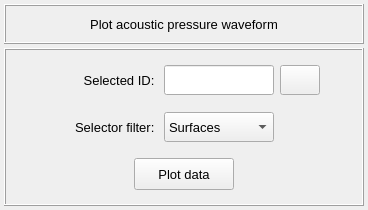
This is vibra/interface/data/ui_files/plots/acoustic/acoustic_pressure_waveform_2d_plot_inputs.ui in MOPT-UFSC/VIBRA as Qt 5 draws it before an edit. The edited form follows.
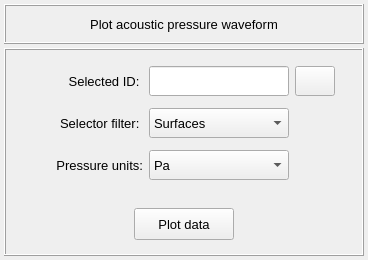
This is the edited form. Icons and pictures are not drawn.

Commit message: Add controls for pressure units and rename some PlotSetup classes

Patch:
```diff
--- a/vibra/interface/data/ui_files/plots/acoustic/acoustic_pressure_waveform_2d_plot_inputs.ui
+++ b/vibra/interface/data/ui_files/plots/acoustic/acoustic_pressure_waveform_2d_plot_inputs.ui
@@ -7,7 +7,7 @@
     <x>0</x>
     <y>0</y>
     <width>368</width>
-    <height>210</height>
+    <height>260</height>
    </rect>
   </property>
   <property name="minimumSize">
@@ -19,7 +19,7 @@
   <property name="maximumSize">
    <size>
     <width>16777215</width>
-    <height>210</height>
+    <height>260</height>
    </size>
   </property>
   <property name="windowTitle">
@@ -152,6 +152,75 @@
       <property name="spacing">
        <number>4</number>
       </property>
+      <item row="1" column="0">
+       <widget class="QFrame" name="frame_3">
+        <property name="minimumSize">
+         <size>
+          <width>0</width>
+          <height>52</height>
+         </size>
+        </property>
+        <property name="maximumSize">
+         <size>
+          <width>16777215</width>
+          <height>52</height>
+         </size>
+        </property>
+        <property name="frameShape">
+         <enum>QFrame::Shape::NoFrame</enum>
+        </property>
+        <property name="frameShadow">
+         <enum>QFrame::Shadow::Raised</enum>
+        </property>
+        <layout class="QGridLayout" name="gridLayout_47">
+         <property name="leftMargin">
+          <number>2</number>
+         </property>
+         <property name="topMargin">
+          <number>2</number>
+         </property>
+         <property name="rightMargin">
+          <number>2</number>
+         </property>
+         <property name="bottomMargin">
+          <number>2</number>
+         </property>
+         <property name="spacing">
+          <number>2</number>
+         </property>
+         <item row="0" column="0">
+          <widget class="QPushButton" name="pushButton_plot_data">
+           <property name="minimumSize">
+            <size>
+             <width>100</width>
+             <height>32</height>
+            </size>
+           </property>
+           <property name="maximumSize">
+            <size>
+             <width>100</width>
+             <height>32</height>
+            </size>
+           </property>
+           <property name="font">
+            <font>
+             <pointsize>10</pointsize>
+            </font>
+           </property>
+           <property name="styleSheet">
+            <string notr="true"/>
+           </property>
+           <property name="text">
+            <string>Plot data</string>
+           </property>
+           <property name="flat">
+            <bool>false</bool>
+           </property>
+          </widget>
+         </item>
+        </layout>
+       </widget>
+      </item>
       <item row="0" column="0">
        <widget class="QFrame" name="frame_4">
         <property name="minimumSize">
@@ -163,7 +232,7 @@
         <property name="maximumSize">
          <size>
           <width>16777215</width>
-          <height>52</height>
+          <height>16777215</height>
          </size>
         </property>
         <property name="frameShape">
@@ -191,66 +260,6 @@
          <property name="verticalSpacing">
           <number>2</number>
          </property>
-         <item row="0" column="1">
-          <widget class="QLabel" name="label_10">
-           <property name="minimumSize">
-            <size>
-             <width>110</width>
-             <height>30</height>
-            </size>
-           </property>
-           <property name="maximumSize">
-            <size>
-             <width>110</width>
-             <height>30</height>
-            </size>
-           </property>
-           <property name="font">
-            <font>
-             <family>MS Shell Dlg 2</family>
-             <pointsize>10</pointsize>
-             <italic>false</italic>
-             <bold>false</bold>
-            </font>
-           </property>
-           <property name="text">
-            <string>Selected ID: </string>
-           </property>
-           <property name="alignment">
-            <set>Qt::AlignmentFlag::AlignRight|Qt::AlignmentFlag::AlignTrailing|Qt::AlignmentFlag::AlignVCenter</set>
-           </property>
-          </widget>
-         </item>
-         <item row="0" column="2">
-          <widget class="QLineEdit" name="lineEdit_selection_id">
-           <property name="minimumSize">
-            <size>
-             <width>110</width>
-             <height>30</height>
-            </size>
-           </property>
-           <property name="maximumSize">
-            <size>
-             <width>110</width>
-             <height>30</height>
-            </size>
-           </property>
-           <property name="font">
-            <font>
-             <pointsize>10</pointsize>
-            </font>
-           </property>
-           <property name="styleSheet">
-            <string notr="true"/>
-           </property>
-           <property name="text">
-            <string/>
-           </property>
-           <property name="alignment">
-            <set>Qt::AlignmentFlag::AlignCenter</set>
-           </property>
-          </widget>
-         </item>
          <item row="0" column="0">
           <spacer name="horizontalSpacer">
            <property name="orientation">
@@ -310,119 +319,7 @@
            </property>
           </widget>
          </item>
-         <item row="0" column="4">
-          <spacer name="horizontalSpacer_2">
-           <property name="orientation">
-            <enum>Qt::Orientation::Horizontal</enum>
-           </property>
-           <property name="sizeHint" stdset="0">
-            <size>
-             <width>40</width>
-             <height>20</height>
-            </size>
-           </property>
-          </spacer>
-         </item>
-        </layout>
-       </widget>
-      </item>
-      <item row="2" column="0">
-       <widget class="QFrame" name="frame_3">
-        <property name="minimumSize">
-         <size>
-          <width>0</width>
-          <height>52</height>
-         </size>
-        </property>
-        <property name="maximumSize">
-         <size>
-          <width>16777215</width>
-          <height>52</height>
-         </size>
-        </property>
-        <property name="frameShape">
-         <enum>QFrame::Shape::NoFrame</enum>
-        </property>
-        <property name="frameShadow">
-         <enum>QFrame::Shadow::Raised</enum>
-        </property>
-        <layout class="QGridLayout" name="gridLayout_47">
-         <property name="leftMargin">
-          <number>2</number>
-         </property>
-         <property name="topMargin">
-          <number>2</number>
-         </property>
-         <property name="rightMargin">
-          <number>2</number>
-         </property>
-         <property name="bottomMargin">
-          <number>2</number>
-         </property>
-         <property name="spacing">
-          <number>2</number>
-         </property>
-         <item row="0" column="0">
-          <widget class="QPushButton" name="pushButton_plot_data">
-           <property name="minimumSize">
-            <size>
-             <width>100</width>
-             <height>32</height>
-            </size>
-           </property>
-           <property name="maximumSize">
-            <size>
-             <width>100</width>
-             <height>32</height>
-            </size>
-           </property>
-           <property name="font">
-            <font>
-             <pointsize>10</pointsize>
-            </font>
-           </property>
-           <property name="styleSheet">
-            <string notr="true"/>
-           </property>
-           <property name="text">
-            <string>Plot data</string>
-           </property>
-           <property name="flat">
-            <bool>false</bool>
-           </property>
-          </widget>
-         </item>
-        </layout>
-       </widget>
-      </item>
-      <item row="1" column="0">
-       <widget class="QFrame" name="frame_5">
-        <property name="frameShape">
-         <enum>QFrame::Shape::NoFrame</enum>
-        </property>
-        <property name="frameShadow">
-         <enum>QFrame::Shadow::Raised</enum>
-        </property>
-        <layout class="QGridLayout" name="gridLayout_6">
-         <property name="leftMargin">
-          <number>2</number>
-         </property>
-         <property name="topMargin">
-          <number>2</number>
-         </property>
-         <property name="rightMargin">
-          <number>2</number>
-         </property>
-         <property name="bottomMargin">
-          <number>2</number>
-         </property>
-         <property name="horizontalSpacing">
-          <number>6</number>
-         </property>
-         <property name="verticalSpacing">
-          <number>2</number>
-         </property>
-         <item row="0" column="1">
+         <item row="1" column="1">
           <widget class="QLabel" name="label_2">
            <property name="minimumSize">
             <size>
@@ -450,16 +347,46 @@
           </widget>
          </item>
          <item row="0" column="2">
+          <widget class="QLineEdit" name="lineEdit_selection_id">
+           <property name="minimumSize">
+            <size>
+             <width>140</width>
+             <height>30</height>
+            </size>
+           </property>
+           <property name="maximumSize">
+            <size>
+             <width>140</width>
+             <height>30</height>
+            </size>
+           </property>
+           <property name="font">
+            <font>
+             <pointsize>10</pointsize>
+            </font>
+           </property>
+           <property name="styleSheet">
+            <string notr="true"/>
+           </property>
+           <property name="text">
+            <string/>
+           </property>
+           <property name="alignment">
+            <set>Qt::AlignmentFlag::AlignCenter</set>
+           </property>
+          </widget>
+         </item>
+         <item row="1" column="2">
           <widget class="QComboBox" name="comboBox_selector_filter">
            <property name="minimumSize">
             <size>
-             <width>110</width>
+             <width>140</width>
              <height>30</height>
             </size>
            </property>
            <property name="maximumSize">
             <size>
-             <width>110</width>
+             <width>140</width>
              <height>30</height>
             </size>
            </property>
@@ -496,43 +423,8 @@
            </item>
           </widget>
          </item>
-         <item row="0" column="3">
-          <widget class="QFrame" name="frame_6">
-           <property name="minimumSize">
-            <size>
-             <width>40</width>
-             <height>30</height>
-            </size>
-           </property>
-           <property name="maximumSize">
-            <size>
-             <width>40</width>
-             <height>30</height>
-            </size>
-           </property>
-           <property name="frameShape">
-            <enum>QFrame::Shape::NoFrame</enum>
-           </property>
-           <property name="frameShadow">
-            <enum>QFrame::Shadow::Raised</enum>
-           </property>
-          </widget>
-         </item>
-         <item row="0" column="0">
-          <spacer name="horizontalSpacer_3">
-           <property name="orientation">
-            <enum>Qt::Orientation::Horizontal</enum>
-           </property>
-           <property name="sizeHint" stdset="0">
-            <size>
-             <width>40</width>
-             <height>20</height>
-            </size>
-           </property>
-          </spacer>
-         </item>
          <item row="0" column="4">
-          <spacer name="horizontalSpacer_4">
+          <spacer name="horizontalSpacer_2">
            <property name="orientation">
             <enum>Qt::Orientation::Horizontal</enum>
            </property>
@@ -544,6 +436,136 @@
            </property>
           </spacer>
          </item>
+         <item row="0" column="1">
+          <widget class="QLabel" name="label_10">
+           <property name="minimumSize">
+            <size>
+             <width>110</width>
+             <height>30</height>
+            </size>
+           </property>
+           <property name="maximumSize">
+            <size>
+             <width>110</width>
+             <height>30</height>
+            </size>
+           </property>
+           <property name="font">
+            <font>
+             <family>MS Shell Dlg 2</family>
+             <pointsize>10</pointsize>
+             <italic>false</italic>
+             <bold>false</bold>
+            </font>
+           </property>
+           <property name="text">
+            <string>Selected ID: </string>
+           </property>
+           <property name="alignment">
+            <set>Qt::AlignmentFlag::AlignRight|Qt::AlignmentFlag::AlignTrailing|Qt::AlignmentFlag::AlignVCenter</set>
+           </property>
+          </widget>
+         </item>
+         <item row="2" column="1">
+          <widget class="QLabel" name="label_linear_2">
+           <property name="minimumSize">
+            <size>
+             <width>0</width>
+             <height>30</height>
+            </size>
+           </property>
+           <property name="maximumSize">
+            <size>
+             <width>16777215</width>
+             <height>30</height>
+            </size>
+           </property>
+           <property name="font">
+            <font>
+             <pointsize>10</pointsize>
+             <bold>false</bold>
+            </font>
+           </property>
+           <property name="text">
+            <string>Pressure units:</string>
+           </property>
+           <property name="alignment">
+            <set>Qt::AlignmentFlag::AlignRight|Qt::AlignmentFlag::AlignTrailing|Qt::AlignmentFlag::AlignVCenter</set>
+           </property>
+          </widget>
+         </item>
+         <item row="2" column="2">
+          <widget class="QComboBox" name="comboBox_pressure_units">
+           <property name="minimumSize">
+            <size>
+             <width>140</width>
+             <height>30</height>
+            </size>
+           </property>
+           <property name="maximumSize">
+            <size>
+             <width>140</width>
+             <height>30</height>
+            </size>
+           </property>
+           <property name="font">
+            <font>
+             <pointsize>10</pointsize>
+            </font>
+           </property>
+           <property name="styleSheet">
+            <string notr="true"/>
+           </property>
+           <property name="currentIndex">
+            <number>0</number>
+           </property>
+           <item>
+            <property name="text">
+             <string>Pa</string>
+            </property>
+           </item>
+           <item>
+            <property name="text">
+             <string>kPa</string>
+            </property>
+           </item>
+           <item>
+            <property name="text">
+             <string>MPa</string>
+            </property>
+           </item>
+           <item>
+            <property name="text">
+             <string>atm</string>
+            </property>
+           </item>
+           <item>
+            <property name="text">
+             <string>bar</string>
+            </property>
+           </item>
+           <item>
+            <property name="text">
+             <string>kgf/cm²</string>
+            </property>
+           </item>
+           <item>
+            <property name="text">
+             <string>ksi</string>
+            </property>
+           </item>
+           <item>
+            <property name="text">
+             <string>psi</string>
+            </property>
+           </item>
+           <item>
+            <property name="text">
+             <string>N/m²</string>
+            </property>
+           </item>
+          </widget>
+         </item>
         </layout>
        </widget>
       </item>
```
Left out of the diff: 4 changed lines with no effect on the pictures. The commit also changes 17 other files.
